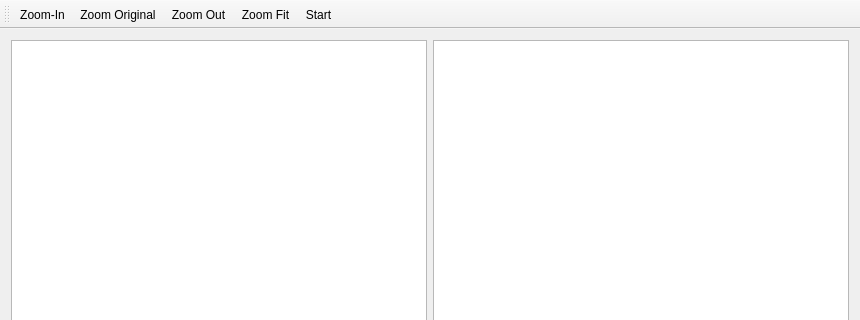
Old version of the form mainwindow.ui in the repository cyrillev/qgameoflife; both pictures show x 0 to 860 and y 0 to 320 of the 860 by 459 pixel window.
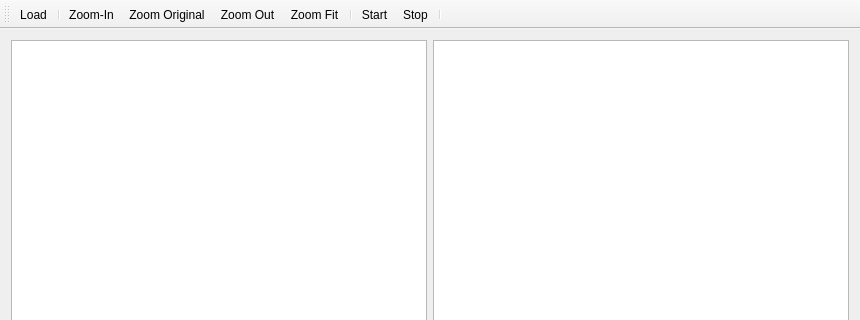
New version of the form. Custom widgets are drawn as their Qt base class.

What changed in the file:
```diff
--- a/mainwindow.ui
+++ b/mainwindow.ui
@@ -60,11 +60,16 @@
    <attribute name="toolBarBreak">
     <bool>false</bool>
    </attribute>
+   <addaction name="actionLoad"/>
+   <addaction name="separator"/>
    <addaction name="actionZoom_In"/>
    <addaction name="actionZoom_Original"/>
    <addaction name="actionZoom_Out"/>
    <addaction name="actionZoom_Fit"/>
+   <addaction name="separator"/>
    <addaction name="actionStart"/>
+   <addaction name="actionStop"/>
+   <addaction name="separator"/>
   </widget>
   <widget class="QStatusBar" name="statusBar"/>
   <action name="actionZoom_In">
@@ -107,6 +112,19 @@
     <string>Start</string>
    </property>
   </action>
+  <action name="actionLoad">
+   <property name="text">
+    <string>Load</string>
+   </property>
+  </action>
+  <action name="actionStop">
+   <property name="text">
+    <string>Stop</string>
+   </property>
+   <property name="toolTip">
+    <string>Stop</string>
+   </property>
+  </action>
  </widget>
  <layoutdefault spacing="6" margin="11"/>
  <customwidgets>
```
